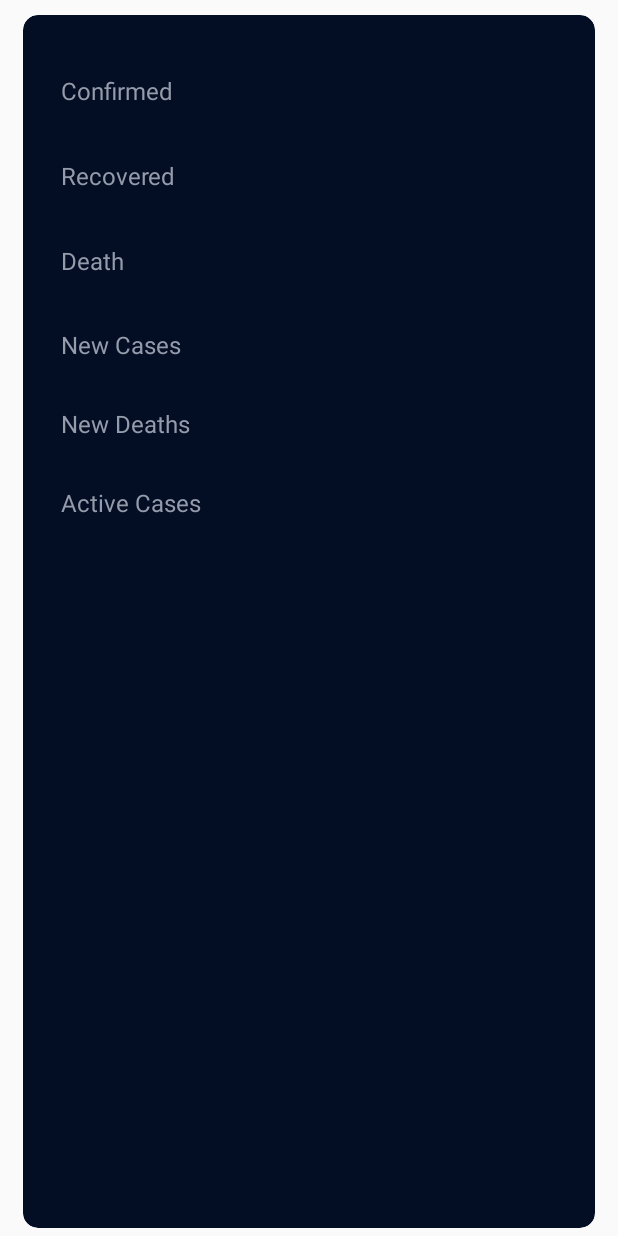
After one commit to MostafaSamirAly/COVID19-Tracker, an Android app: the DetailsActivity screen opened directly, with no data from a screen before it, on a phone screen of 412 x 824 dp. The commit adds this screen. Run offline under Robolectric (Android 15) with nearby library versions, the phone set to English and light mode, and no system bars.

Commit message:
adding details activity

```diff
--- /dev/null
+++ b/app/src/main/java/com/example/covid19_tracker/ui/activities/DetailsActivity.kt
@@ -0,0 +1,22 @@
+package com.example.covid19_tracker.ui.activities
+
+import androidx.appcompat.app.AppCompatActivity
+import android.os.Bundle
+import com.example.covid19_tracker.R
+import kotlinx.android.synthetic.main.activity_details.*
+
+class DetailsActivity : AppCompatActivity() {
+
+    override fun onCreate(savedInstanceState: Bundle?) {
+        super.onCreate(savedInstanceState)
+        setContentView(R.layout.activity_details)
+
+        countryNameDetail.text = intent.getStringExtra("country_name")
+        confirmedCountDetail.text  = intent.getStringExtra("cases")
+        deathCountDetail.text  = intent.getStringExtra("deaths")
+        recoveredCountDetail.text  = intent.getStringExtra("total_recovered")
+        newCasesCountDetail.text  = intent.getStringExtra("new_cases")
+        activeCasescountDetail.text  = intent.getStringExtra("active_cases")
+        newDeathsCountDetail.text  = intent.getStringExtra("new_deaths")
+    }
+}
--- a/app/src/main/java/com/example/covid19_tracker/ui/fragments/BaseRecyclerViewAdapter.kt
+++ b/app/src/main/java/com/example/covid19_tracker/ui/fragments/BaseRecyclerViewAdapter.kt
@@ -1,27 +1,35 @@
 package com.example.covid19_tracker.ui.fragments
 
 import android.content.Context
+import android.content.Intent
+import android.telecom.Call
 import android.view.LayoutInflater
 import android.view.View
 import android.view.View.INVISIBLE
 import android.view.View.VISIBLE
 import android.view.ViewGroup
 import android.widget.*
+import androidx.constraintlayout.widget.ConstraintLayout
 import androidx.recyclerview.widget.RecyclerView
 import com.example.covid19_tracker.R
 import com.example.covid19_tracker.model.Country
+import com.example.covid19_tracker.ui.activities.DetailsActivity
 
-  class BaseRecyclerViewAdapter(private var dataList: MutableList<Country>, private val context: Context?, private val listener: OnEvent) : RecyclerView.Adapter<BaseRecyclerViewAdapter.ViewHolder>(),
+class BaseRecyclerViewAdapter(
+    private var dataList: MutableList<Country>,
+    private val context: Context?,
+    private val listener: OnEvent
+) : RecyclerView.Adapter<BaseRecyclerViewAdapter.ViewHolder>(),
     Filterable {
     var dataCopy = mutableListOf<Country>()
     var subscribeFlag = false
-      var subCountry : String? = null
+    var subCountry: String? = null
 
 
     override fun onCreateViewHolder(parent: ViewGroup, viewType: Int): ViewHolder {
         val pref = context?.getSharedPreferences("sub_country", Context.MODE_PRIVATE)
-        subCountry = pref?.getString("country" , "n/a")
-        if(!subCountry.equals("n/a")){
+        subCountry = pref?.getString("country", "n/a")
+        if (!subCountry.equals("n/a")) {
             subscribeFlag = true
         }
         return ViewHolder(
@@ -46,30 +54,46 @@ import com.example.covid19_tracker.model.Country
         holder.recoveredTextView.text = covidModel.total_recovered
         holder.newcasesTextView.text = covidModel.new_cases
 
-        if (subscribeFlag ){
-            if (!subCountry.equals(covidModel.country_name,ignoreCase = true)){
+        holder.cardView.setOnClickListener {
+            gotoDetailsActivity(covidModel)
+        }
+
+        if (subscribeFlag) {
+            if (!subCountry.equals(covidModel.country_name, ignoreCase = true)) {
                 holder.pinImageView.visibility = INVISIBLE
             }
-        }else{
+        } else {
             holder.pinImageView.visibility = VISIBLE
         }
 
         holder.pinImageView.setOnClickListener(View.OnClickListener {
             val pref = context?.getSharedPreferences("sub_country", Context.MODE_PRIVATE)
             val editor = pref?.edit()
-            if (subscribeFlag){
+            if (subscribeFlag) {
                 subscribeFlag = false
                 editor?.clear()
                 editor?.apply()
-            }else {
+            } else {
                 editor?.putString("country", covidModel.country_name)
                 editor?.apply()
                 dataList.removeAt(position)
-                dataList.add(0,covidModel)
+                dataList.add(0, covidModel)
             }
 
             notifyDataSetChanged()
         })
+    }
+
+    private fun gotoDetailsActivity(covidModel: Country) {
+        var intent = Intent(context, DetailsActivity::class.java)
+        intent.putExtra("country_name", covidModel.country_name)
+        intent.putExtra("active_cases", covidModel.active_cases)
+        intent.putExtra("cases", covidModel.cases)
+        intent.putExtra("deaths", covidModel.deaths)
+        intent.putExtra("new_cases", covidModel.new_cases)
+        intent.putExtra("new_deaths", covidModel.new_deaths)
+        intent.putExtra("total_recovered", covidModel.total_recovered)
+        context?.startActivity(intent)
     }
 
 
@@ -87,6 +111,7 @@ import com.example.covid19_tracker.model.Country
         var recoveredTextView: TextView
         var newcasesTextView: TextView
         var pinImageView: ImageView
+        var cardView: ConstraintLayout
 
 
         init {
@@ -97,9 +122,7 @@ import com.example.covid19_tracker.model.Country
             recoveredTextView = itemLayoutView.findViewById(R.id.recoveredCount)
             newcasesTextView = itemLayoutView.findViewById(R.id.newCasesCount)
             pinImageView = itemLayoutView.findViewById(R.id.pinImageView)
-
-
-
+            cardView = itemLayoutView.findViewById(R.id.cardRootView)
         }
     }
 
--- /dev/null
+++ b/app/src/main/res/layout/activity_details.xml
@@ -0,0 +1,187 @@
+<?xml version="1.0" encoding="utf-8"?>
+<androidx.cardview.widget.CardView xmlns:android="http://schemas.android.com/apk/res/android"
+    xmlns:app="http://schemas.android.com/apk/res-auto"
+    xmlns:tools="http://schemas.android.com/tools"
+    android:layout_width="match_parent"
+    android:layout_height="match_parent"
+    android:layout_marginStart="15dp"
+    android:layout_marginTop="10dp"
+    android:layout_marginEnd="15dp"
+    android:layout_marginBottom="5dp"
+    app:cardBackgroundColor="@color/dark_blue"
+    app:cardCornerRadius="10dp"
+    app:cardElevation="0dp"
+    tools:context=".ui.activities.DetailsActivity">
+    <androidx.appcompat.widget.LinearLayoutCompat
+        android:layout_width="match_parent"
+        android:layout_height="match_parent"
+        android:orientation="vertical">
+        <TextView
+            android:id="@+id/countryNameDetail"
+            android:layout_width="match_parent"
+            android:layout_height="wrap_content"
+            android:textAlignment="center"
+            android:textColor="@color/white"
+            android:textSize="14sp"
+            android:fontFamily="@font/helvetica"
+            android:text="Egypt"/>
+        <androidx.appcompat.widget.LinearLayoutCompat
+            android:layout_width="match_parent"
+            android:layout_height="wrap_content"
+            android:weightSum="3"
+            android:orientation="horizontal">
+            <TextView
+                style="@style/HeadingTextStyle"
+                android:layout_width="0dp"
+                android:layout_weight="1"
+                android:layout_height="wrap_content"
+                android:layout_marginStart="25dp"
+                android:layout_marginTop="15dp"
+                android:layout_marginBottom="15dp"
+                android:text="@string/confirmed" />
+            <TextView
+                android:id="@+id/confirmedCountDetail"
+                style="@style/HeadingTextStyle"
+                android:fontFamily="@font/helvetica"
+                android:textColor="@color/yellow"
+                android:layout_width="0dp"
+                android:layout_weight="2"
+                android:layout_height="wrap_content"
+                android:layout_marginStart="25dp"
+                android:layout_marginTop="15dp"
+                android:layout_marginBottom="15dp"
+                android:text="@string/confirmed" />
+        </androidx.appcompat.widget.LinearLayoutCompat>
+        <androidx.appcompat.widget.LinearLayoutCompat
+            android:layout_width="match_parent"
+            android:layout_height="wrap_content"
+            android:weightSum="3"
+            android:orientation="horizontal">
+            <TextView
+                style="@style/HeadingTextStyle"
+                android:layout_width="0dp"
+                android:layout_height="wrap_content"
+                android:layout_weight="1"
+                android:layout_marginStart="25dp"
+                android:layout_marginTop="15dp"
+                android:layout_marginBottom="15dp"
+                android:text="@string/recovered" />
+            <TextView
+                android:id="@+id/recoveredCountDetail"
+                style="@style/HeadingTextStyle"
+                android:layout_width="0dp"
+                android:layout_height="wrap_content"
+                android:layout_weight="2"
+                android:layout_marginStart="25dp"
+                android:layout_marginTop="15dp"
+                android:layout_marginBottom="15dp"
+                android:fontFamily="@font/helvetica"
+                android:textColor="@color/green"
+                android:text="@string/recovered" />
+        </androidx.appcompat.widget.LinearLayoutCompat>
+        <androidx.appcompat.widget.LinearLayoutCompat
+            android:layout_width="match_parent"
+            android:layout_height="wrap_content"
+            android:weightSum="3"
+            android:orientation="horizontal">
+            <TextView
+                style="@style/HeadingTextStyle"
+                android:layout_width="0dp"
+                android:layout_height="wrap_content"
+                android:layout_weight="1"
+                android:layout_marginStart="25dp"
+                android:layout_marginTop="15dp"
+                android:layout_marginBottom="15dp"
+                android:text="@string/death" />
+            <TextView
+                android:id="@+id/deathCountDetail"
+                style="@style/HeadingTextStyle"
+                android:layout_width="0dp"
+                android:layout_height="wrap_content"
+                android:layout_weight="2"
+                android:layout_marginStart="25dp"
+                android:layout_marginTop="15dp"
+                android:layout_marginBottom="15dp"
+                android:fontFamily="@font/helvetica"
+                android:textColor="@color/red"
+                android:text="@string/death" />
+        </androidx.appcompat.widget.LinearLayoutCompat>
+        <androidx.appcompat.widget.LinearLayoutCompat
+            android:layout_width="match_parent"
+            android:layout_height="wrap_content"
+            android:weightSum="3"
+            android:orientation="horizontal">
+            <TextView
+                style="@style/HeadingTextStyle"
+                android:layout_width="0dp"
+                android:layout_height="wrap_content"
+                android:layout_weight="1"
+                android:layout_marginStart="25dp"
+                android:layout_marginTop="15dp"
+                android:layout_marginBottom="15dp"
+                android:text="@string/new_cases" />
+            <TextView
+                android:id="@+id/newCasesCountDetail"
+                style="@style/HeadingTextStyle"
+                android:layout_width="0dp"
+                android:layout_height="wrap_content"
+                android:layout_weight="2"
+                android:layout_marginStart="25dp"
+                android:layout_marginTop="15dp"
+                android:layout_marginBottom="15dp"
+                android:text="@string/new_cases" />
+        </androidx.appcompat.widget.LinearLayoutCompat>
+        <androidx.appcompat.widget.LinearLayoutCompat
+            android:layout_width="match_parent"
+            android:layout_height="wrap_content"
+            android:weightSum="3"
+            android:orientation="horizontal">
+            <TextView
+                style="@style/HeadingTextStyle"
+                android:layout_width="0dp"
+                android:layout_height="wrap_content"
+                android:layout_weight="1"
+                android:layout_marginStart="25dp"
+                android:layout_marginTop="15dp"
+                android:layout_marginBottom="15dp"
+                android:text="@string/new_deaths" />
+            <TextView
+                android:id="@+id/newDeathsCountDetail"
+                style="@style/HeadingTextStyle"
+                android:layout_width="0dp"
+                android:layout_height="wrap_content"
+                android:layout_weight="2"
+                android:layout_marginStart="25dp"
+                android:layout_marginTop="15dp"
+                android:layout_marginBottom="15dp"
+                android:text="@string/new_deaths" />
+        </androidx.appcompat.widget.LinearLayoutCompat>
+        <androidx.appcompat.widget.LinearLayoutCompat
+            android:layout_width="match_parent"
+            android:layout_height="wrap_content"
+            android:weightSum="3"
+            android:orientation="horizontal">
+            <TextView
+                style="@style/HeadingTextStyle"
+                android:layout_width="0dp"
+                android:layout_height="wrap_content"
+                android:layout_weight="1"
+                android:layout_marginStart="25dp"
+                android:layout_marginTop="15dp"
+                android:layout_marginBottom="15dp"
+                android:text="@string/active_cases" />
+            <TextView
+                android:id="@+id/activeCasescountDetail"
+                style="@style/HeadingTextStyle"
+                android:layout_width="0dp"
+                android:layout_height="wrap_content"
+                android:layout_weight="2"
+                android:layout_marginStart="25dp"
+                android:layout_marginTop="15dp"
+                android:layout_marginBottom="15dp"
+                android:text="@string/active_cases" />
+        </androidx.appcompat.widget.LinearLayoutCompat>
+
+    </androidx.appcompat.widget.LinearLayoutCompat>
+
+</androidx.cardview.widget.CardView>
--- a/app/src/main/res/values/strings.xml
+++ b/app/src/main/res/values/strings.xml
@@ -9,6 +9,8 @@
     <string name="network_error_message">Please check your internet connection and try again!</string>
     <string name="disclaimer">This is not an official app and the data may vary depending upon the API. For exact numbers, you should rely on a government source.</string>
     <string name="new_cases">New Cases</string>
+    <string name="new_deaths">New Deaths</string>
+    <string name="active_cases">Active Cases</string>
     <string name="sort">Sort</string>
     <string name="tab_1">Home</string>
     <string name="tab_2">Settings</string>
```
Also changed, not shown: app/src/main/AndroidManifest.xml (+5 -2 lines). Lines whose indentation alone changed are shown as unchanged.
